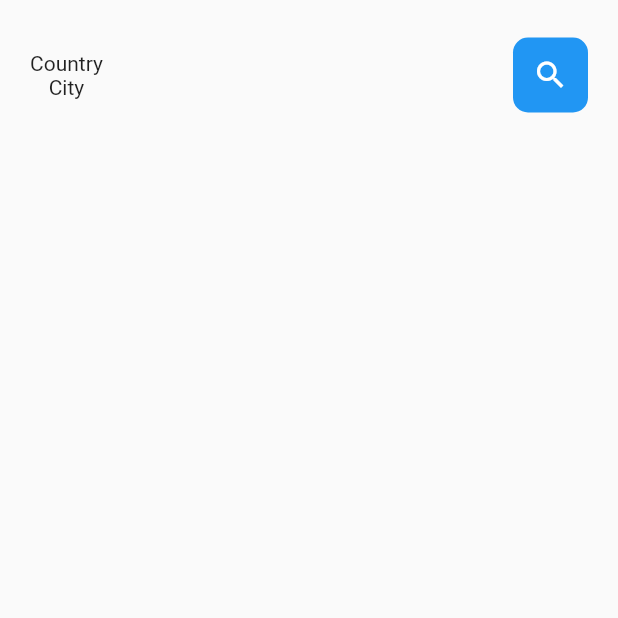
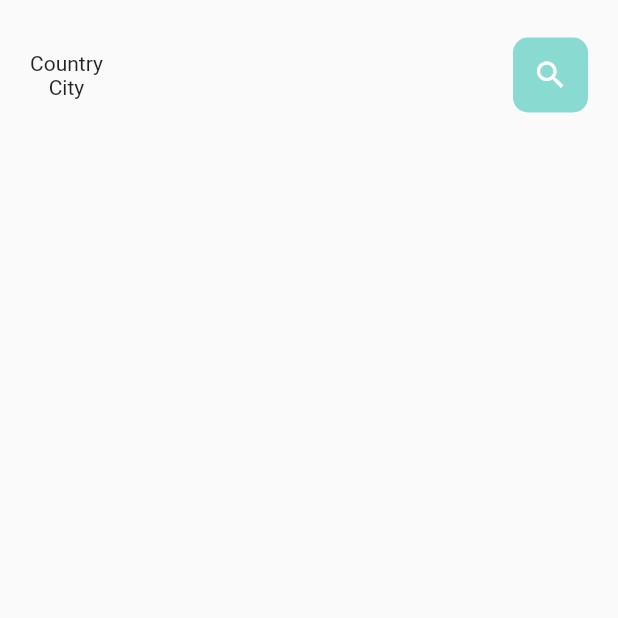
Before and after one commit to Calvin-Ngugi/food-delivery-app, a Flutter app: the screen it shows after launch, on a phone screen of 412 x 824 dp, the top half of it. Run offline on Flutter 3.47's test engine with Material 2 defaults, Android fonts, the phone set to English and light mode, and no system bars.

Commit message:
:sparkles: Adding custom text widget and color utilities

```diff
--- a/lib/home/main_food_page.dart
+++ b/lib/home/main_food_page.dart
@@ -1,4 +1,5 @@
 import 'package:flutter/material.dart';
+import 'package:food_delivery/utils/colors.dart';
 
 class MainFoodPage extends StatefulWidget {
   const MainFoodPage({Key? key}) : super(key: key);
@@ -30,7 +31,7 @@ class _MainFoodPageState extends State<MainFoodPage> {
                   height: 50,
                   decoration: BoxDecoration(
                     borderRadius: BorderRadius.circular(10.0),
-                    color: Colors.blue
+                    color: AppColors.mainColor,
                   ),
                   child: const Icon(
                     Icons.search,
--- /dev/null
+++ b/lib/utils/colors.dart
@@ -0,0 +1,16 @@
+import 'dart:ui';
+
+class AppColors{
+  static final Color textColor = const Color(0xFFccc7c5);
+  static final Color mainColor = const Color(0xFF89dad0);
+  // static final Color textColor = const Color(0xFFccc7c5);
+  static final Color iconColor1 = const Color(0xFFffd28d);
+  static final Color iconColor2 = const Color(0xFFfcab88);
+  static final Color paraColor = const Color(0xFF8f837f);
+  static final Color buttonBackgroundColor = const Color(0xFFf7f6f4);
+  static final Color signColor = const Color(0xFFa9a29f);
+  static final Color titleColor = const Color(0xFF5c534f);
+  static final Color mainBlackColor = const Color(0xFF332d2b);
+
+  static final Color yellowColor = const Color(0xFFffd379);
+}
```
Also changed, not shown: lib/widgets/big_text.dart (added, +27 -0 lines).
